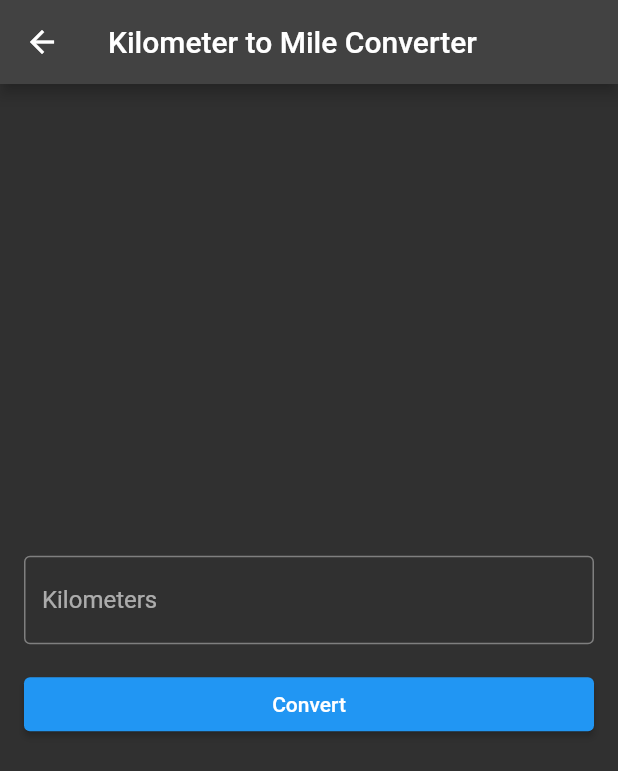
After one commit to mari-liis-truija/Flutter_Calculator, a Flutter app: the screen it shows after launch, after a tap on the "swap horiz" icon, on a phone screen of 412 x 824 dp. The commit adds this screen. Shown: the top 771 px of the screen. Run offline on Flutter 3.47's test engine with Material 2 defaults, Android fonts, the phone set to English and light mode, and no system bars.

Commit message:
add km to mile converter logic, add new files and update readme

```diff
--- a/03_kilometer_to_mile_converter/lib/screens/calculator_screen.dart
+++ b/03_kilometer_to_mile_converter/lib/screens/calculator_screen.dart
@@ -1,5 +1,6 @@
 import 'package:flutter/material.dart';
 import '../widgets/calculator_button.dart';
+import 'km_to_mile_screen.dart';
 
 class CalculatorScreen extends StatefulWidget {
   @override
@@ -139,9 +140,18 @@ class _CalculatorScreenState extends State<CalculatorScreen> {
     return Scaffold(
       // backgroundColor: Colors.white10,
       appBar: AppBar(
-        title: Text("Calculator"),
-        centerTitle: true,
-        // backgroundColor: Colors.white10,
+        title: Text('Calculator'),
+        actions: [
+          IconButton(
+            icon: Icon(Icons.swap_horiz),
+            onPressed: () {
+              Navigator.push(
+                context,
+                MaterialPageRoute(builder: (_) => KmToMileScreen()),
+              );
+            },
+          ),
+        ],
       ),
       body: Column(
         children: [
--- /dev/null
+++ b/03_kilometer_to_mile_converter/lib/screens/km_to_mile_screen.dart
@@ -0,0 +1,60 @@
+import 'package:flutter/material.dart';
+
+class KmToMileScreen extends StatefulWidget {
+  @override
+  _KmToMileScreenState createState() => _KmToMileScreenState();
+}
+
+class _KmToMileScreenState extends State<KmToMileScreen> {
+  double? _kmValue;
+  double? _mileValue;
+
+  @override
+  Widget build(BuildContext context) {
+    return Scaffold(
+      appBar: AppBar(
+        title: Text('Kilometer to Mile Converter'),
+      ),
+      body: Padding(
+        padding: const EdgeInsets.all(16.0),
+        child: Column(
+          mainAxisAlignment: MainAxisAlignment.center,
+          crossAxisAlignment: CrossAxisAlignment.stretch,
+          children: [
+            TextField(
+              decoration: InputDecoration(
+                labelText: 'Kilometers',
+                border: OutlineInputBorder(),
+              ),
+              keyboardType: TextInputType.number,
+              onChanged: (value) {
+                setState(() {
+                  _kmValue = double.tryParse(value);
+                  _mileValue = null;
+                });
+              },
+            ),
+            SizedBox(height: 16.0),
+            ElevatedButton(
+              child: Text('Convert'),
+              onPressed: () {
+                setState(() {
+                  _mileValue = _kmValue! * 0.621371;
+                });
+              },
+            ),
+            SizedBox(height: 16.0),
+            if (_mileValue != null)
+              Text(
+                'Miles: ${_mileValue!.toStringAsFixed(2)}',
+                style: TextStyle(
+                  fontWeight: FontWeight.bold,
+                  fontSize: 24.0,
+                ),
+              ),
+          ],
+        ),
+      ),
+    );
+  }
+}
```
Also changed, not shown: 03_kilometer_to_mile_converter/2_calculator-logic.gif (deleted), 03_kilometer_to_mile_converter/3_km_to_mile_converter.gif (added), 2 other files.
